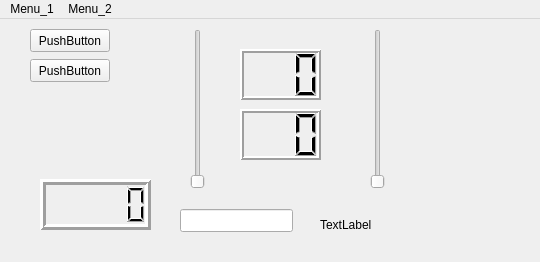
The window that professor/control.ui (LeoDaVinci16/P3_electronica) describes before a commit, drawn with Qt 5; both pictures show x 0 to 540 and y 0 to 262 of the 1200 by 262 pixel window.
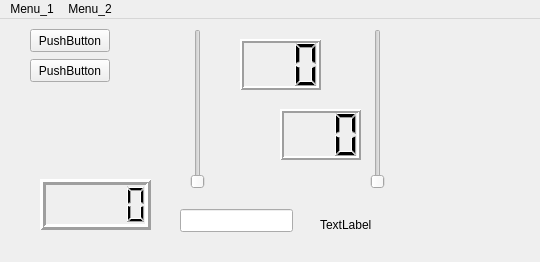
The same window after the commit.

Commit message: Simulació i professor funcionen (abans d'ajuntar-los)

Diff of the .ui file:
```diff
--- a/professor/control.ui
+++ b/professor/control.ui
@@ -264,7 +264,7 @@
     <property name="geometry">
      <rect>
       <x>240</x>
-      <y>30</y>
+      <y>20</y>
       <width>81</width>
       <height>51</height>
      </rect>
@@ -286,7 +286,7 @@
    <widget class="QLCDNumber" name="lcdNumber_7">
     <property name="geometry">
      <rect>
-      <x>240</x>
+      <x>280</x>
       <y>90</y>
       <width>81</width>
       <height>51</height>
```
The commit also changes 2 other files.
